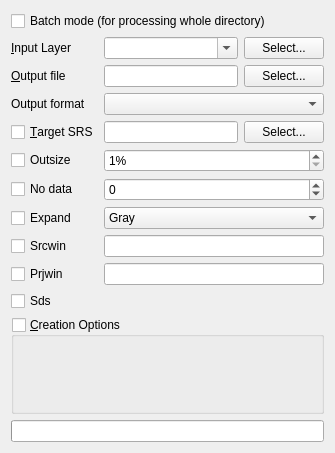
This is qgis/python/plugins/GdalTools/tools/widgetTranslate.ui in sourcepole/qgis as Qt 5 draws it before an edit. The edited form follows.
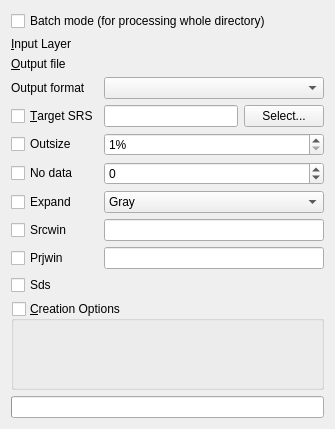
This is the edited form. Custom widgets are drawn as their Qt base class.

Commit message: avoid changes of the input layer when layers in canvas changed

Patch:
```diff
--- a/qgis/python/plugins/GdalTools/tools/widgetTranslate.ui
+++ b/qgis/python/plugins/GdalTools/tools/widgetTranslate.ui
@@ -7,7 +7,7 @@
     <x>0</x>
     <y>0</y>
     <width>335</width>
-    <height>453</height>
+    <height>429</height>
    </rect>
   </property>
   <property name="sizePolicy">
@@ -35,68 +35,20 @@
         <string>&amp;Input Layer</string>
        </property>
        <property name="buddy">
-        <cstring>inputLayerCombo</cstring>
+        <cstring>inSelector</cstring>
        </property>
       </widget>
      </item>
-     <item row="0" column="1">
-      <layout class="QHBoxLayout" name="horizontalLayout_5">
-       <item>
-        <widget class="QComboBox" name="inputLayerCombo">
-         <property name="sizePolicy">
-          <sizepolicy hsizetype="Expanding" vsizetype="Fixed">
-           <horstretch>0</horstretch>
-           <verstretch>0</verstretch>
-          </sizepolicy>
-         </property>
-         <property name="editable">
-          <bool>true</bool>
-         </property>
-         <property name="insertPolicy">
-          <enum>QComboBox::NoInsert</enum>
-         </property>
-        </widget>
-       </item>
-       <item>
-        <widget class="QPushButton" name="selectInputFileButton">
-         <property name="text">
-          <string>Select...</string>
-         </property>
-        </widget>
-       </item>
-      </layout>
-     </item>
      <item row="1" column="0">
       <widget class="QLabel" name="label_2">
        <property name="text">
         <string>&amp;Output file</string>
        </property>
        <property name="buddy">
-        <cstring>selectOutputFileButton</cstring>
+        <cstring>outSelector</cstring>
        </property>
       </widget>
      </item>
-     <item row="1" column="1">
-      <layout class="QHBoxLayout" name="horizontalLayout_2">
-       <item>
-        <widget class="QLineEdit" name="outputFileEdit">
-         <property name="minimumSize">
-          <size>
-           <width>100</width>
-           <height>0</height>
-          </size>
-         </property>
-        </widget>
-       </item>
-       <item>
-        <widget class="QPushButton" name="selectOutputFileButton">
-         <property name="text">
-          <string>Select...</string>
-         </property>
-        </widget>
-       </item>
-      </layout>
-     </item>
      <item row="2" column="0">
       <widget class="QLabel" name="formatLabel">
        <property name="text">
@@ -289,6 +241,12 @@
        </property>
       </widget>
      </item>
+     <item row="0" column="1">
+      <widget class="GdalToolsInOutSelector" name="inSelector" native="true"/>
+     </item>
+     <item row="1" column="1">
+      <widget class="GdalToolsInOutSelector" name="outSelector" native="true"/>
+     </item>
     </layout>
    </item>
    <item>
@@ -318,6 +276,12 @@
   </layout>
  </widget>
  <customwidgets>
+  <customwidget>
+   <class>GdalToolsInOutSelector</class>
+   <extends>QWidget</extends>
+   <header>inOutSelector</header>
+   <container>1</container>
+  </customwidget>
   <customwidget>
    <class>GdalToolsOptionsTable</class>
    <extends>QWidget</extends>
```
The commit also changes 41 other files.
